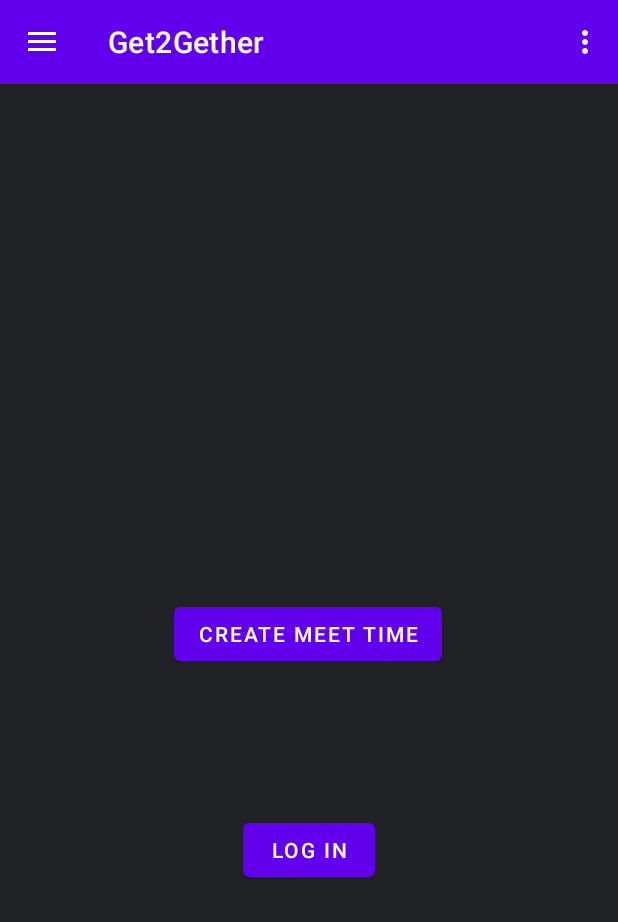
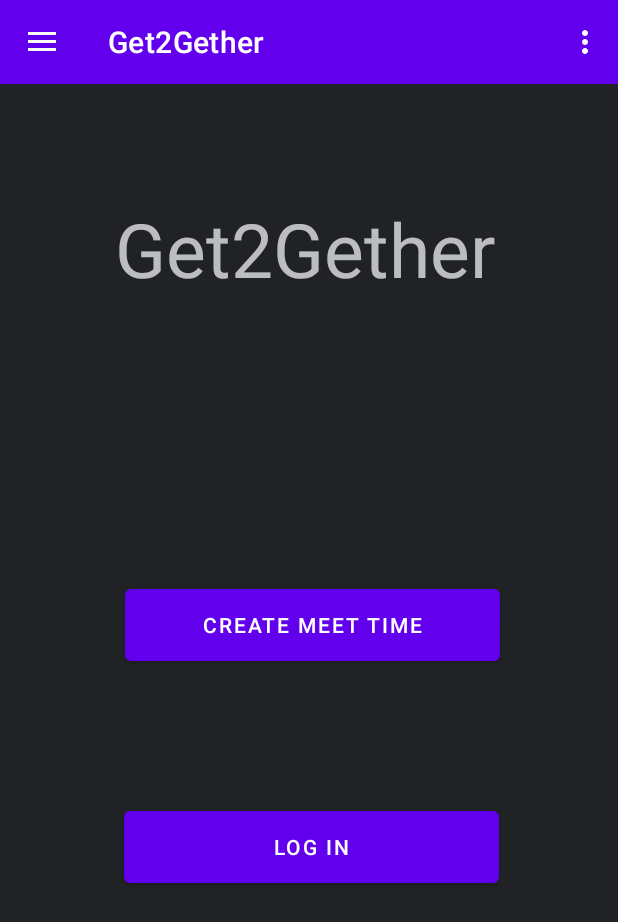
Before and after one commit to grey-codes/Get2Gether, an Android app: the screen it shows after launch (MainActivity), on a phone screen of 412 x 824 dp. Shown: the top 922 px of the screen. Run offline under Robolectric (Android 15) with nearby library versions, the phone set to English and light mode, and no system bars; 2 statements that could not run were skipped.

Commit message:
Made the main page look nicer

```diff
--- a/app/src/main/res/layout/fragment_home.xml
+++ b/app/src/main/res/layout/fragment_home.xml
@@ -20,27 +20,40 @@
 
     <Button
         android:id="@+id/button_login"
-        android:layout_width="wrap_content"
-        android:layout_height="wrap_content"
+        android:layout_width="250dp"
+        android:layout_height="60dp"
+        android:text="@string/login_fragment_label"
         android:textColor="#ffffff"
-        android:text="@string/login_fragment_label"
         app:layout_constraintBottom_toBottomOf="parent"
         app:layout_constraintEnd_toEndOf="parent"
+        app:layout_constraintHorizontal_bias="0.511"
         app:layout_constraintStart_toStartOf="parent"
         app:layout_constraintTop_toBottomOf="@id/welcomeView" />
 
     <Button
         android:id="@+id/goToSecondFrag"
-        android:layout_width="wrap_content"
-        android:layout_height="wrap_content"
+        android:layout_width="250dp"
+        android:layout_height="60dp"
         android:layout_marginBottom="88dp"
+        android:text="Create Meet Time"
         android:textColor="#ffffff"
-        android:text="Create Meet Time"
         app:layout_constraintBottom_toTopOf="@+id/button_login"
         app:layout_constraintEnd_toEndOf="parent"
-        app:layout_constraintHorizontal_bias="0.497"
+        app:layout_constraintHorizontal_bias="0.515"
         app:layout_constraintStart_toStartOf="parent"
         app:layout_constraintTop_toTopOf="parent"
-        app:layout_constraintVertical_bias="0.978" />
+        app:layout_constraintVertical_bias="1.0" />
+
+    <TextView
+        android:id="@+id/logo"
+        android:layout_width="258dp"
+        android:layout_height="78dp"
+        android:layout_marginTop="76dp"
+        android:text="Get2Gether"
+        android:textSize="50dp"
+        app:layout_constraintEnd_toEndOf="parent"
+        app:layout_constraintHorizontal_bias="0.496"
+        app:layout_constraintStart_toStartOf="parent"
+        app:layout_constraintTop_toTopOf="parent" />
 
 </androidx.constraintlayout.widget.ConstraintLayout>
```
